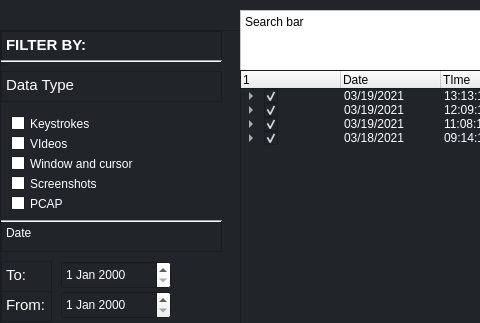
Above: src/ui/Home.ui from komodo6/AVERT before the change; both pictures show x 0 to 480 and y 0 to 323 of the 969 by 589 pixel window. Below: the same form after it.
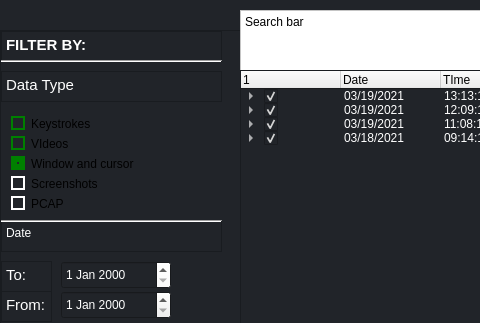
That is the form after the change.

The edit to the form file:
```diff
--- a/src/ui/Home.ui
+++ b/src/ui/Home.ui
@@ -269,6 +269,9 @@
       </property>
      </widget>
      <widget class="QCheckBox" name="checkBox_2">
+      <property name="enabled">
+       <bool>true</bool>
+      </property>
       <property name="geometry">
        <rect>
         <x>10</x>
@@ -395,9 +398,29 @@
         </disabled>
        </palette>
       </property>
+      <property name="autoFillBackground">
+       <bool>false</bool>
+      </property>
+      <property name="styleSheet">
+       <string notr="true">QCheckBox::indicator
+{
+border: 2px solid;
+border-color: green;
+}
+QCheckBox:indicator:checked
+{ 
+background-color: green; 
+}</string>
+      </property>
       <property name="text">
        <string>Keystrokes</string>
       </property>
+      <property name="checked">
+       <bool>false</bool>
+      </property>
+      <property name="tristate">
+       <bool>false</bool>
+      </property>
      </widget>
      <widget class="QCheckBox" name="checkBox_3">
       <property name="geometry">
@@ -526,6 +549,17 @@
         </disabled>
        </palette>
       </property>
+      <property name="styleSheet">
+       <string notr="true">QCheckBox::indicator
+{
+border: 2px solid;
+border-color: green;
+}
+QCheckBox:indicator:checked
+{ 
+background-color: green; 
+}</string>
+      </property>
       <property name="text">
        <string>VIdeos</string>
       </property>
@@ -657,6 +691,17 @@
         </disabled>
        </palette>
       </property>
+      <property name="styleSheet">
+       <string notr="true">QCheckBox::indicator
+{
+border: 6px solid;
+border-color: green;
+}
+QCheckBox:indicator:checked
+{ 
+background-color: green; 
+}</string>
+      </property>
       <property name="text">
        <string>Window and cursor</string>
       </property>
@@ -788,6 +833,17 @@
         </disabled>
        </palette>
       </property>
+      <property name="styleSheet">
+       <string notr="true">QCheckBox::indicator
+{
+border: 2px solid;
+border-color: white;
+}
+QCheckBox:indicator:checked
+{ 
+background-color: white; 
+}</string>
+      </property>
       <property name="text">
        <string>Screenshots</string>
       </property>
@@ -919,6 +975,17 @@
         </disabled>
        </palette>
       </property>
+      <property name="styleSheet">
+       <string notr="true">QCheckBox::indicator
+{
+border: 2px solid;
+border-color: white;
+}
+QCheckBox:indicator:checked
+{ 
+background-color: white; 
+}</string>
+      </property>
       <property name="text">
        <string>PCAP</string>
       </property>
@@ -1255,8 +1322,8 @@
        <string>&lt;!DOCTYPE HTML PUBLIC &quot;-//W3C//DTD HTML 4.0//EN&quot; &quot;http://www.w3.org/TR/REC-html40/strict.dtd&quot;&gt;
 &lt;html&gt;&lt;head&gt;&lt;meta name=&quot;qrichtext&quot; content=&quot;1&quot; /&gt;&lt;style type=&quot;text/css&quot;&gt;
 p, li { white-space: pre-wrap; }
-&lt;/style&gt;&lt;/head&gt;&lt;body style=&quot; font-family:'MS Shell Dlg 2'; font-size:8.25pt; font-weight:400; font-style:normal;&quot;&gt;
-&lt;p style=&quot; margin-top:0px; margin-bottom:0px; margin-left:0px; margin-right:0px; -qt-block-indent:0; text-indent:0px;&quot;&gt;&lt;span style=&quot; font-family:'Cantarell'; font-size:11pt;&quot;&gt;To:&lt;/span&gt;&lt;/p&gt;&lt;/body&gt;&lt;/html&gt;</string>
+&lt;/style&gt;&lt;/head&gt;&lt;body style=&quot; font-family:'Cantarell'; font-size:11pt; font-weight:400; font-style:normal;&quot;&gt;
+&lt;p style=&quot; margin-top:0px; margin-bottom:0px; margin-left:0px; margin-right:0px; -qt-block-indent:0; text-indent:0px;&quot;&gt;To:&lt;/p&gt;&lt;/body&gt;&lt;/html&gt;</string>
       </property>
      </widget>
      <widget class="QTextBrowser" name="textBrowser_2">
@@ -1272,8 +1339,8 @@
        <string>&lt;!DOCTYPE HTML PUBLIC &quot;-//W3C//DTD HTML 4.0//EN&quot; &quot;http://www.w3.org/TR/REC-html40/strict.dtd&quot;&gt;
 &lt;html&gt;&lt;head&gt;&lt;meta name=&quot;qrichtext&quot; content=&quot;1&quot; /&gt;&lt;style type=&quot;text/css&quot;&gt;
 p, li { white-space: pre-wrap; }
-&lt;/style&gt;&lt;/head&gt;&lt;body style=&quot; font-family:'MS Shell Dlg 2'; font-size:8.25pt; font-weight:400; font-style:normal;&quot;&gt;
-&lt;p style=&quot; margin-top:0px; margin-bottom:0px; margin-left:0px; margin-right:0px; -qt-block-indent:0; text-indent:0px;&quot;&gt;&lt;span style=&quot; font-family:'Cantarell'; font-size:11pt;&quot;&gt;From:&lt;/span&gt;&lt;/p&gt;&lt;/body&gt;&lt;/html&gt;</string>
+&lt;/style&gt;&lt;/head&gt;&lt;body style=&quot; font-family:'Cantarell'; font-size:11pt; font-weight:400; font-style:normal;&quot;&gt;
+&lt;p style=&quot; margin-top:0px; margin-bottom:0px; margin-left:0px; margin-right:0px; -qt-block-indent:0; text-indent:0px;&quot;&gt;From:&lt;/p&gt;&lt;/body&gt;&lt;/html&gt;</string>
       </property>
      </widget>
      <widget class="QTimeEdit" name="timeEdit_2">
```
Left out of the diff: 28 changed lines with no effect on the pictures.
